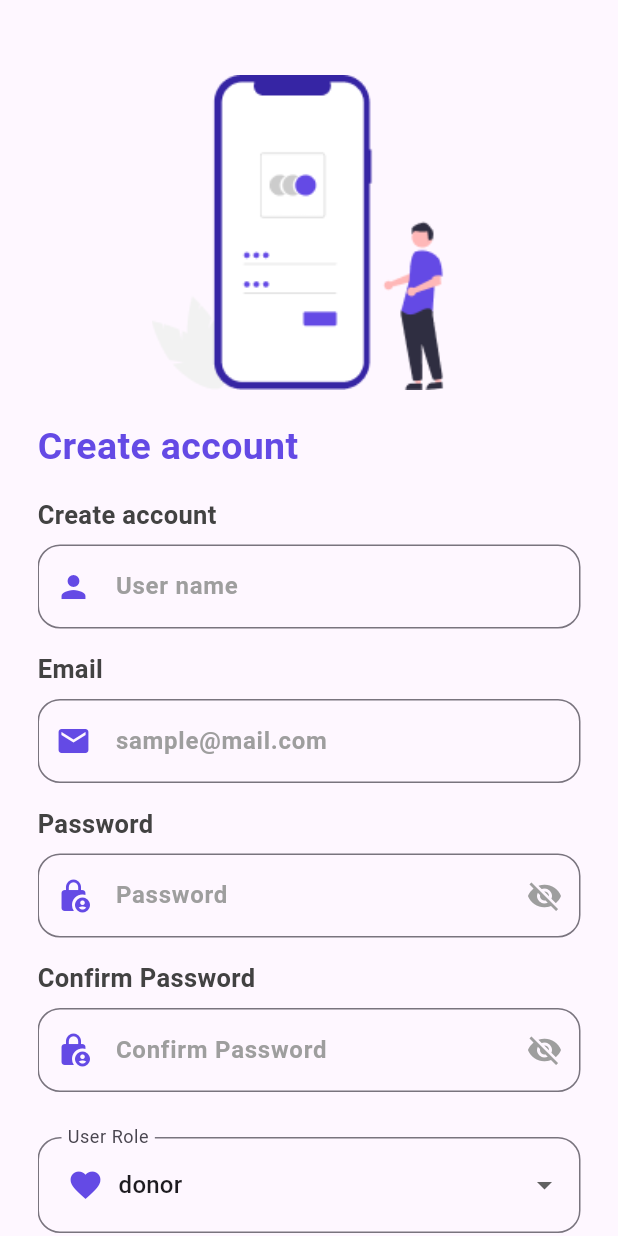
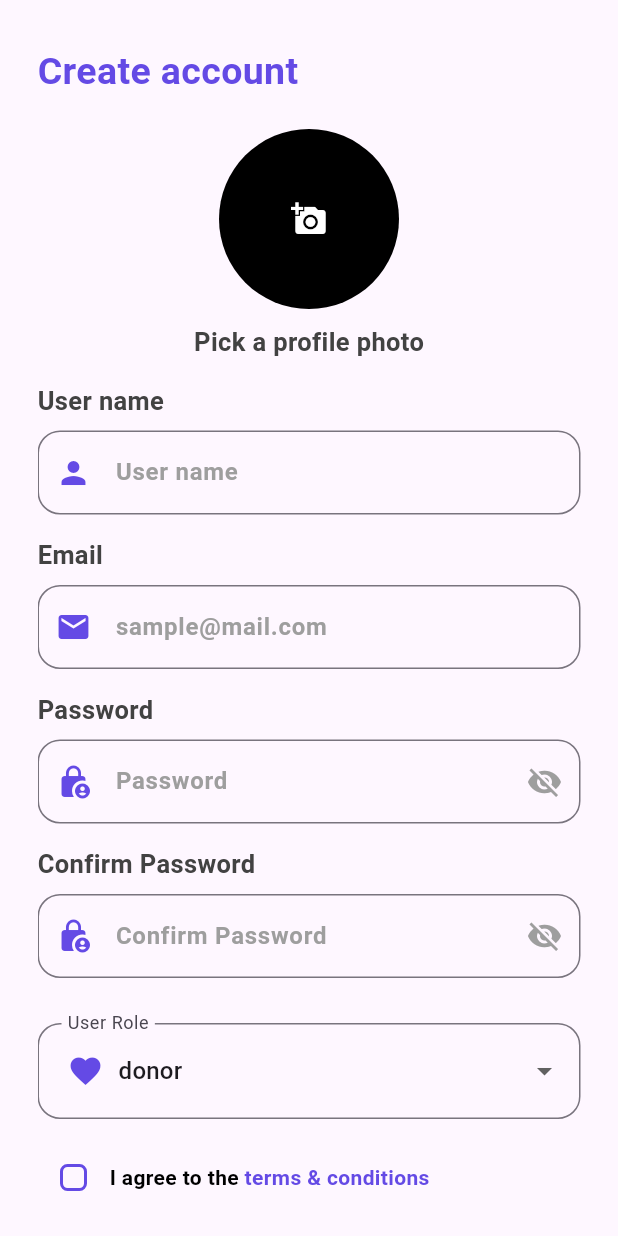
Before and after one commit to Yassa-hue/graduation-project-flutter, a Flutter app: the UserFormPage screen opened directly, on a phone screen of 412 x 824 dp. Run offline on Flutter 3.47's test engine with Material 3 defaults, Android fonts, the phone set to English and light mode, and no system bars; our stand-ins replace cloud_firestore, firebase_core, firebase_messaging, firebase_storage, image_picker, shared_preferences; accounts and stored records are empty.

Commit message:
Add profile image picker to user form page (#50)
Co-authored-by: ihab4real <ihabadham4@gmail.com>

```diff
--- a/lib/pages/user_form_page.dart
+++ b/lib/pages/user_form_page.dart
@@ -1,11 +1,13 @@
+import 'dart:io';
+
 import 'package:flutter/material.dart';
+import 'package:graduationproject/components/custom_image_picker.dart';
 import 'package:graduationproject/models/user_model.dart';
 import 'package:graduationproject/pages/home_page.dart';
 import 'package:graduationproject/pages/login_page.dart';
 import 'package:graduationproject/pages/profile_page.dart';
 import 'package:graduationproject/utils/AuthProvider.dart';
 
-import 'package:graduationproject/utils/images_paths.dart';
 import 'package:graduationproject/utils/color_palette.dart';
 
 import 'package:graduationproject/components/custom_button.dart';
@@ -36,10 +38,10 @@ class _UserFormPageState extends State<UserFormPage> {
       email = "",
       password = "",
       confirmPassword = "",
-      userRole = "donor",
-      // TODO: Add the profile image
-      profileImageUrl =
-          "https://firebasestorage.googleapis.com/v0/b/graduation-project-d349a.appspot.com/o/profile.png?alt=media&token=7dc844d4-1c03-4918-860b-56fd78b032c6";
+      userRole = "donor";
+  String? profileImageUrl;
+
+  File? profileImage;
 
   void checkInputDataIsComplete() {
     errorMsg = "";
@@ -50,7 +52,7 @@ class _UserFormPageState extends State<UserFormPage> {
         confirmPassword.isNotEmpty &&
         agreeToTermsAndConditions &&
         userRole.isNotEmpty &&
-        profileImageUrl.isNotEmpty;
+        (profileImage != null || profileImageUrl != null);
   }
 
   @override
@@ -69,11 +71,14 @@ class _UserFormPageState extends State<UserFormPage> {
   }
 
   Future<void> signup() async {
-    final auth = AuthProvider.of(context)!;
     setState(() {
       loading = true;
       errorMsg = "";
     });
+
+    final auth = AuthProvider.of(context)!;
+
+    profileImageUrl = await auth.uploadImage(profileImage!);
 
     try {
       if (password != confirmPassword) {
@@ -85,6 +90,7 @@ class _UserFormPageState extends State<UserFormPage> {
           "name": username,
           "email": email,
           "password": password,
+          "profileImageUrl": profileImageUrl,
         });
 
         final route =
@@ -120,17 +126,7 @@ class _UserFormPageState extends State<UserFormPage> {
               crossAxisAlignment: CrossAxisAlignment.start,
               mainAxisAlignment: MainAxisAlignment.start,
               children: [
-                Center(
-                  child: Container(
-                    padding: const EdgeInsets.only(top: 40),
-                    height: 250,
-                    child: Image.asset(
-                      ImagesPaths.undraw,
-                      width: 210,
-                      fit: BoxFit.cover,
-                    ),
-                  ),
-                ),
+                SafeArea(child: Container()),
                 const SizedBox(
                   height: 20,
                 ),
@@ -143,11 +139,32 @@ class _UserFormPageState extends State<UserFormPage> {
                       fontSize: 25,
                       color: PRIMARY_COLOR),
                 ),
+                const SizedBox(height: 20),
+                CustomImagePicker(
+                  defaultImageLink: profileImageUrl,
+                  onImageIsSelected: (imageFile) {
+                    setState(() {
+                      profileImage = imageFile;
+
+                      checkInputDataIsComplete();
+                    });
+                  },
+                ),
+                const SizedBox(height: 10),
+                Center(
+                  child: Text(
+                    'Pick a profile photo',
+                    style: TextStyle(
+                        fontWeight: FontWeight.bold,
+                        fontSize: 17,
+                        color: Colors.grey[800]),
+                  ),
+                ),
                 const SizedBox(
                   height: 15,
                 ),
                 CustomField(
-                  text: "Create account",
+                  text: "User name",
                   hiinttext: "User name",
                   prefex: Icons.person,
                   value: username,
@@ -197,6 +214,7 @@ class _UserFormPageState extends State<UserFormPage> {
                     })
                   },
                 ),
+                if (widget.currentUser == null)
                   CustomDropdown(
                     title: "User Role",
                     items: dropdownItemsData,
```
Also changed, not shown: lib/utils/AuthProvider.dart (+12 -0 lines). Lines whose indentation alone changed are shown as unchanged.
